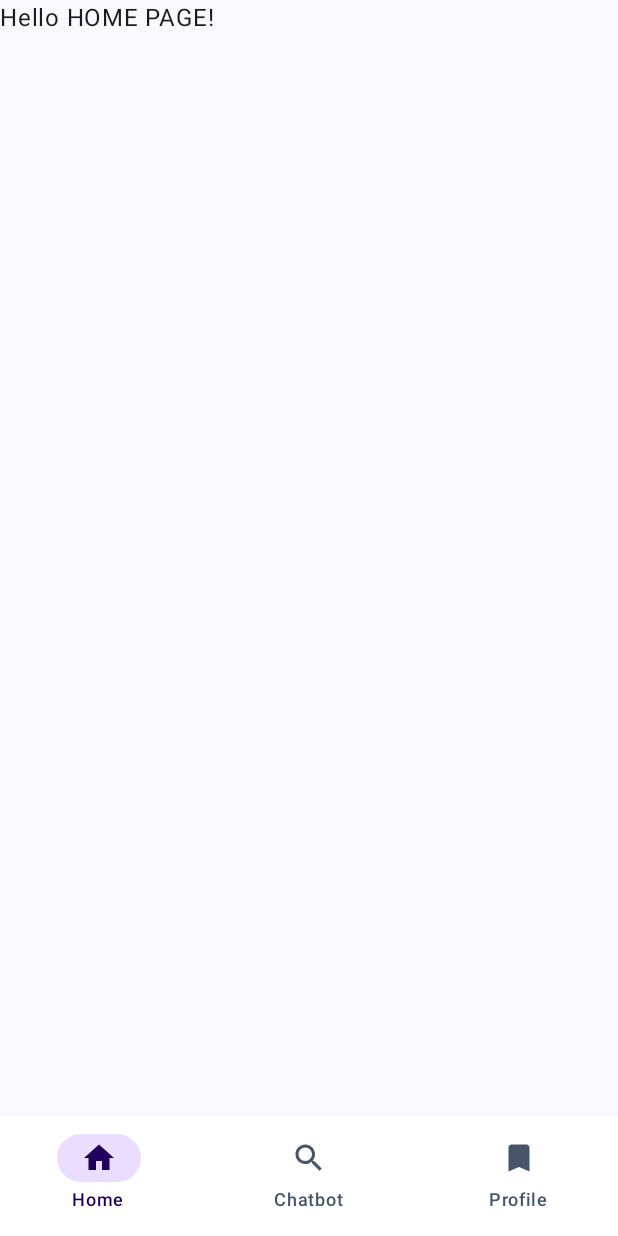
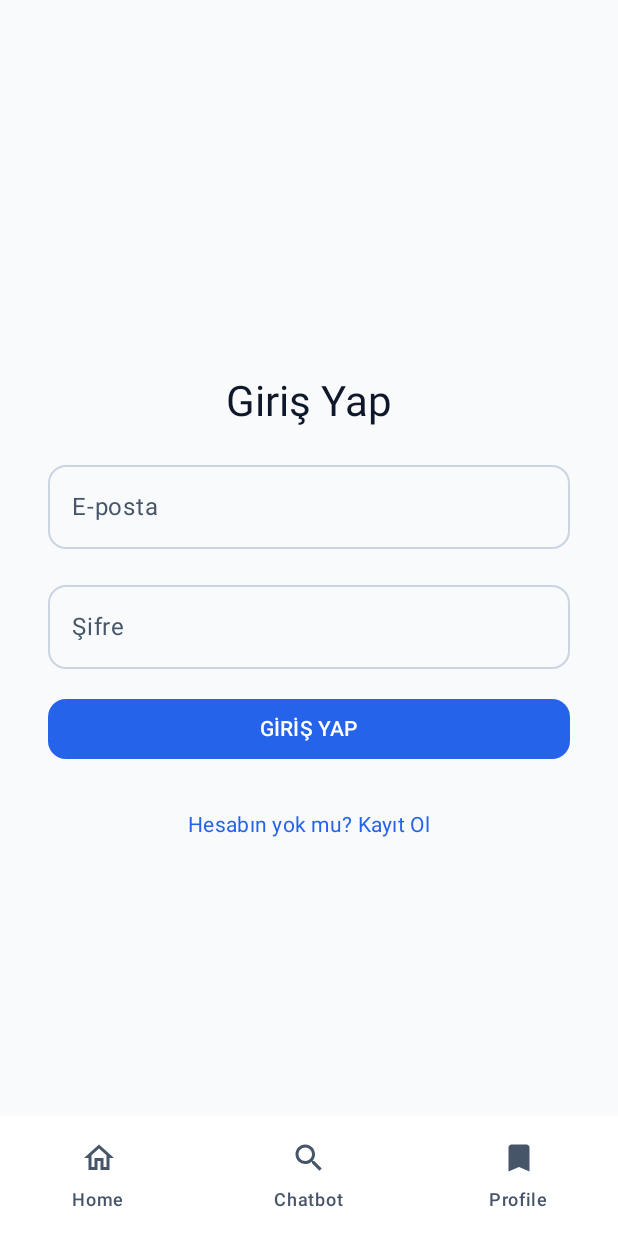
Before and after one commit to yusufyilmaz00/META-YTU-StartupHouse-Llama-Hackathon, an Android app built with Jetpack Compose: the screen it shows after launch (MainActivity), on a phone screen of 412 x 824 dp. Run offline under Robolectric (Android 15) with nearby library versions, the phone set to English and light mode, and no system bars; our stand-ins replace Dagger/Hilt's generated code, window size class.

Commit message:
update: register ve login ekranları eklendi

```diff
--- a/mobile/app/src/main/java/com/balikllama/b1demo/ui/navigation/AppNavGraph.kt
+++ b/mobile/app/src/main/java/com/balikllama/b1demo/ui/navigation/AppNavGraph.kt
@@ -9,14 +9,45 @@ import androidx.navigation.compose.NavHost
 import androidx.navigation.compose.composable
 import com.balikllama.b1demo.ui.screen.chatbot.ChatbotScreen
 import com.balikllama.b1demo.ui.screen.home.HomeScreen
+import com.balikllama.b1demo.ui.screen.login.LoginScreen
 import com.balikllama.b1demo.ui.screen.profile.ProfileScreen
+import com.balikllama.b1demo.ui.screen.register.RegisterScreen
 
 @Composable
 fun AppNavGraph(navController: NavHostController, modifier: Modifier, windowSizeClass: WindowSizeClass) {
     NavHost(
         navController = navController as NavHostController,
-        startDestination = Routes.HOME
+        startDestination = Routes.LOGIN
     ) {
+
+        composable(Routes.LOGIN) {
+            LoginScreen(
+                onLoginSuccess = {
+                    // Login başarılı olunca Home'a git ve Login'i geri yığınından (backstack) kaldır
+                    navController.navigate(Routes.HOME) {
+                        popUpTo(Routes.LOGIN) { inclusive = true }
+                    }
+                },
+                onNavigateToRegister = {
+                    navController.navigate(Routes.REGISTER)
+                }
+            )
+        }
+
+        composable(Routes.REGISTER) {
+            RegisterScreen(
+                onRegisterSuccess = {
+                    navController.navigate(Routes.LOGIN) {
+                        popUpTo(Routes.REGISTER) { inclusive = true }
+                    }
+                },
+                onNavigateToLogin = {
+                    navController.navigate(Routes.LOGIN) {
+                        popUpTo(Routes.REGISTER) { inclusive = true }
+                    }
+                }
+            )
+        }
 
         composable(route = Routes.HOME) {
             HomeScreen(
--- a/mobile/app/src/main/java/com/balikllama/b1demo/ui/navigation/Routes.kt
+++ b/mobile/app/src/main/java/com/balikllama/b1demo/ui/navigation/Routes.kt
@@ -6,4 +6,8 @@ object Routes {
     const val HOME = "home"
     const val CHATBOT = "Chatbot"
     const val PROFILE = "profile"
+
+    const val LOGIN = "Login"
+    const val REGISTER = "Register"
+
 }
--- /dev/null
+++ b/mobile/app/src/main/java/com/balikllama/b1demo/ui/screen/login/LoginScreen.kt
@@ -0,0 +1,46 @@
+package com.balikllama.b1demo.ui.screen.login
+
+import android.widget.Toast
+
+import androidx.compose.runtime.*
+import androidx.compose.ui.Modifier
+import androidx.compose.ui.platform.LocalContext
+import androidx.hilt.navigation.compose.hiltViewModel
+
+
+@Composable
+fun LoginScreen(
+    onLoginSuccess: () -> Unit,
+    onNavigateToRegister: () -> Unit,
+    viewModel: LoginViewModel = hiltViewModel(),
+    modifier: Modifier = Modifier
+) {
+    val uiState by viewModel.uiState.collectAsState()
+    val context = LocalContext.current
+
+    // Yan Etki 1: Başarı durumunu dinle ve navigasyonu tetikle
+    LaunchedEffect(uiState.loginSuccess) {
+        if (uiState.loginSuccess) {
+            onLoginSuccess() // AppNavGraph'a "başarılı" bilgisini yolla
+        }
+    }
+
+    // Yan Etki 2: Hata mesajlarını dinle ve Toast göster
+    LaunchedEffect(uiState.errorMessage) {
+        uiState.errorMessage?.let { message ->
+            Toast.makeText(context, message, Toast.LENGTH_LONG).show()
+            // Hatanın tekrar tekrar gösterilmemesi için ViewModel'de
+            // "hata gösterildi" event'i tetiklenebilir.
+            // viewModel.onErrorShown()
+        }
+    }
+
+    LoginView(
+        uiState = uiState,
+        onEmailChanged = viewModel::onEmailChanged,
+        onPasswordChanged = viewModel::onPasswordChanged,
+        onLoginClicked = viewModel::onLoginClicked,
+        onNavigateToRegister = onNavigateToRegister,
+        modifier = modifier
+    )
+}
--- /dev/null
+++ b/mobile/app/src/main/java/com/balikllama/b1demo/ui/screen/login/LoginUIState.kt
@@ -0,0 +1,9 @@
+package com.balikllama.b1demo.ui.screen.login
+
+data class LoginUiState(
+    val email: String = "",
+    val password: String = "",
+    val isLoading: Boolean = false,
+    val errorMessage: String? = null,
+    val loginSuccess: Boolean = false
+)
--- /dev/null
+++ b/mobile/app/src/main/java/com/balikllama/b1demo/ui/screen/login/LoginView.kt
@@ -0,0 +1,110 @@
+package com.balikllama.b1demo.ui.screen.login
+
+import androidx.compose.foundation.layout.Arrangement
+import androidx.compose.foundation.layout.Box
+import androidx.compose.foundation.layout.Column
+import androidx.compose.foundation.layout.fillMaxSize
+import androidx.compose.foundation.layout.fillMaxWidth
+import androidx.compose.foundation.layout.padding
+import androidx.compose.foundation.layout.size
+import androidx.compose.material3.Button
+import androidx.compose.material3.CircularProgressIndicator
+import androidx.compose.material3.MaterialTheme
+import androidx.compose.material3.OutlinedTextField
+import androidx.compose.material3.Text
+import androidx.compose.material3.TextButton
+import androidx.compose.runtime.Composable
+import androidx.compose.ui.Alignment
+import androidx.compose.ui.Modifier
+import androidx.compose.ui.text.input.PasswordVisualTransformation
+import androidx.compose.ui.unit.dp
+import com.balikllama.b1demo.ui.designsystem.Spacing
+
+
+@Composable
+fun LoginView(
+    uiState: LoginUiState,
+    onEmailChanged: (String) -> Unit,
+    onPasswordChanged: (String) -> Unit,
+    onLoginClicked: () -> Unit,
+    onNavigateToRegister: () -> Unit,
+    modifier: Modifier = Modifier
+) {
+    Box(
+        modifier = modifier.fillMaxSize(),
+        contentAlignment = Alignment.Center
+    ) {
+        Column(
+            modifier = Modifier
+                .fillMaxWidth()
+                .padding(Spacing.XL),
+            horizontalAlignment = Alignment.CenterHorizontally,
+            verticalArrangement = Arrangement.spacedBy(Spacing.M)
+        ) {
+            Text(
+                text = "Giriş Yap",
+                style = MaterialTheme.typography.headlineMedium
+            )
+
+            OutlinedTextField(
+                value = uiState.email,
+                onValueChange = onEmailChanged,
+                label = { Text("E-posta") },
+                modifier = Modifier.fillMaxWidth(),
+                singleLine = true,
+                isError = uiState.errorMessage != null,
+                shape = MaterialTheme.shapes.medium
+            )
+
+            OutlinedTextField(
+                value = uiState.password,
+                onValueChange = onPasswordChanged,
+                label = { Text("Şifre") },
+                modifier = Modifier.fillMaxWidth(),
+                singleLine = true,
+                visualTransformation = PasswordVisualTransformation(),
+                isError = uiState.errorMessage != null,
+                shape = MaterialTheme.shapes.medium
+            )
+
+            // Hata mesajı gösterimi (varsa)
+            uiState.errorMessage?.let { error ->
+                Text(
+                    text = error,
+                    style = MaterialTheme.typography.bodySmall,
+                    color = MaterialTheme.colorScheme.error,
+                    modifier = Modifier.padding(top = Spacing.XS)
+                )
+            }
+
+            Button(
+                onClick = onLoginClicked,
+                modifier = Modifier.fillMaxWidth(),
+                enabled = !uiState.isLoading,
+                shape = MaterialTheme.shapes.medium
+            ) {
+                if (uiState.isLoading) {
+                    CircularProgressIndicator(
+                        modifier = Modifier.size(24.dp),
+                        color = MaterialTheme.colorScheme.onPrimary
+                    )
+                } else {
+                    Text(
+                        text = "GİRİŞ YAP",
+                        style = MaterialTheme.typography.labelLarge
+                    )
+                }
+            }
+
+            TextButton(
+                onClick = onNavigateToRegister,
+                shape = MaterialTheme.shapes.medium
+            ) {
+                Text(
+                    text = "Hesabın yok mu? Kayıt Ol",
+                    style = MaterialTheme.typography.bodyMedium
+                )
+            }
+        }
+    }
+}
```
Also changed, not shown: mobile/app/src/main/java/com/balikllama/b1demo/model/auth/LoginRequest.kt (added, +7 -0 lines), mobile/app/src/main/java/com/balikllama/b1demo/model/auth/LoginResponse.kt (added, +14 -0 lines), mobile/app/src/main/java/com/balikllama/b1demo/model/auth/RegisterRequest.kt (added, +7 -0 lines), mobile/app/src/main/java/com/balikllama/b1demo/model/auth/RegisterResponse.kt (added, +12 -0 lines), mobile/app/src/main/java/com/balikllama/b1demo/ui/screen/login/LoginViewModel.kt (added, +67 -0 lines), mobile/app/src/main/java/com/balikllama/b1demo/ui/screen/register/RegisterScreen.kt (added, +43 -0 lines), mobile/app/src/main/java/com/balikllama/b1demo/ui/screen/register/RegisterUIState.kt (added, +10 -0 lines), mobile/app/src/main/java/com/balikllama/b1demo/ui/screen/register/RegisterView.kt (added, +86 -0 lines), mobile/app/src/main/java/com/balikllama/b1demo/ui/screen/register/RegisterViewModela.kt (added, +84 -0 lines).
